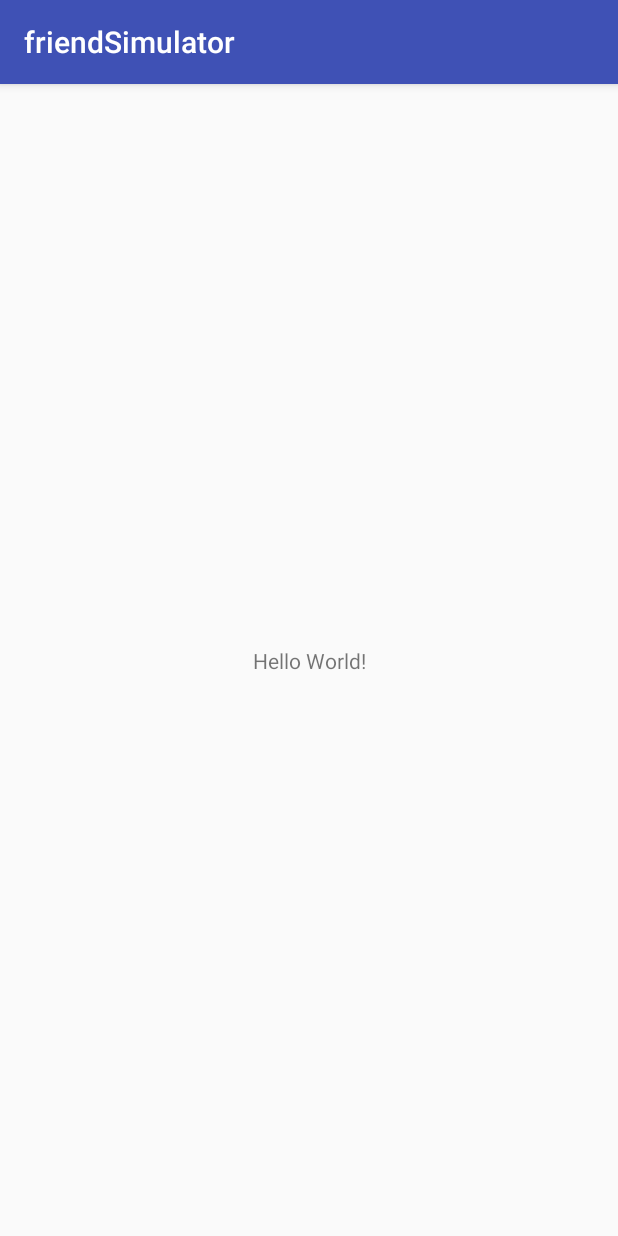
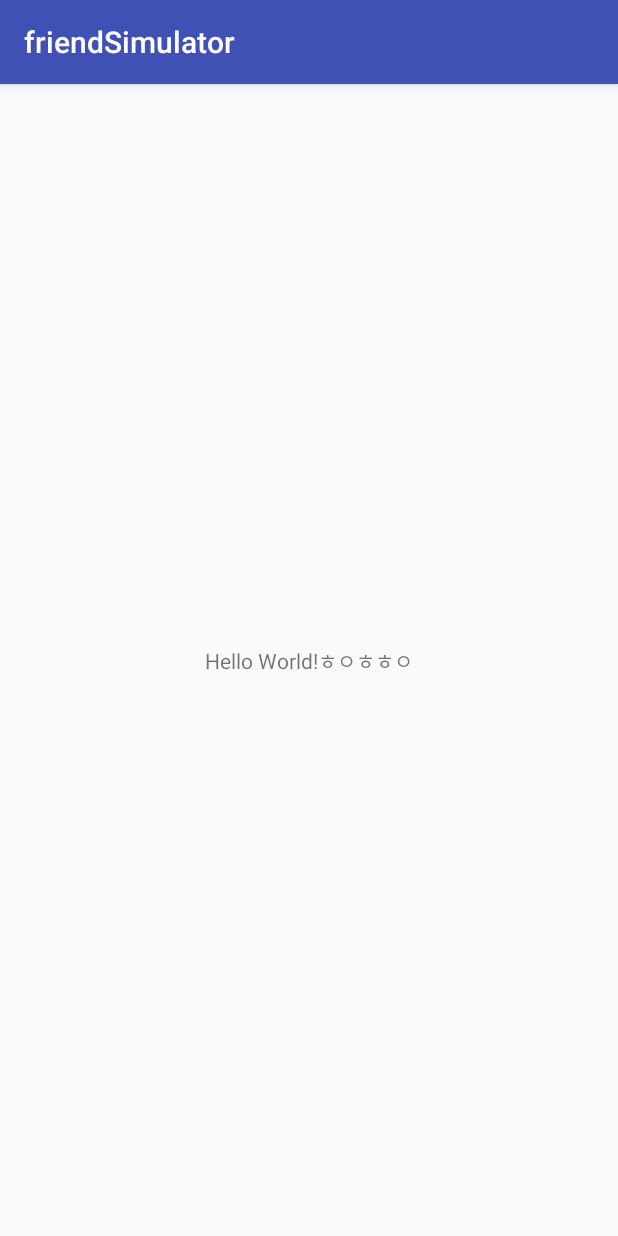
Before and after one commit to yurilee9696/friend-simulator, an Android app: the screen it shows after launch (MainActivity), on a phone screen of 412 x 824 dp. Run offline under Robolectric (Android 15) with nearby library versions, the phone set to English and light mode, and no system bars.

Commit message:
새로운 프로젝트 -이도겸

```diff
--- a/app/src/main/res/layout/activity_main.xml
+++ b/app/src/main/res/layout/activity_main.xml
@@ -9,7 +9,7 @@
     <TextView
         android:layout_width="wrap_content"
         android:layout_height="wrap_content"
-        android:text="Hello World!"
+        android:text="Hello World!ㅎㅇㅎㅎㅇ"
         app:layout_constraintBottom_toBottomOf="parent"
         app:layout_constraintLeft_toLeftOf="parent"
         app:layout_constraintRight_toRightOf="parent"
```
